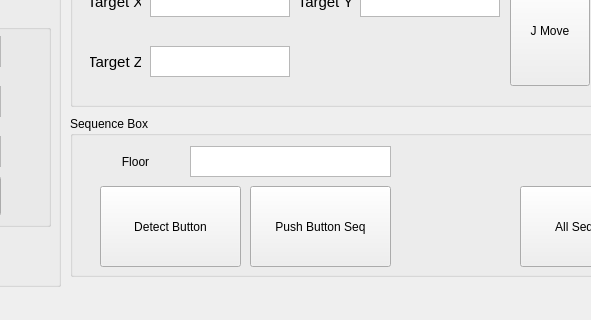
Code-YMJ/Maunpulator_Unit_Test, file src/jeus_ui/jr_main_form.ui: the form before one commit; both pictures show x 290 to 881 and y 574 to 894 of the 1083 by 894 pixel window.
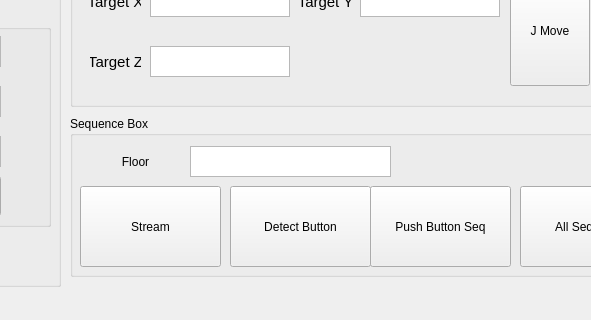
The form after the commit.

```diff
--- a/src/jeus_ui/jr_main_form.ui
+++ b/src/jeus_ui/jr_main_form.ui
@@ -600,7 +600,7 @@
     <widget class="QPushButton" name="btnSeq_SelectBtn">
      <property name="geometry">
       <rect>
-       <x>30</x>
+       <x>160</x>
        <y>70</y>
        <width>141</width>
        <height>81</height>
@@ -613,7 +613,7 @@
     <widget class="QPushButton" name="btnSeq_Pushbtn">
      <property name="geometry">
       <rect>
-       <x>180</x>
+       <x>300</x>
        <y>70</y>
        <width>141</width>
        <height>81</height>
@@ -662,6 +662,19 @@
       <set>Qt::AlignCenter</set>
      </property>
     </widget>
+    <widget class="QPushButton" name="btnSeq_Stream">
+     <property name="geometry">
+      <rect>
+       <x>10</x>
+       <y>70</y>
+       <width>141</width>
+       <height>81</height>
+      </rect>
+     </property>
+     <property name="text">
+      <string>Stream</string>
+     </property>
+    </widget>
    </widget>
    <widget class="QGroupBox" name="gbInitParam">
     <property name="geometry">
```
Left out of the diff: 21 changed lines with no effect on the pictures.
